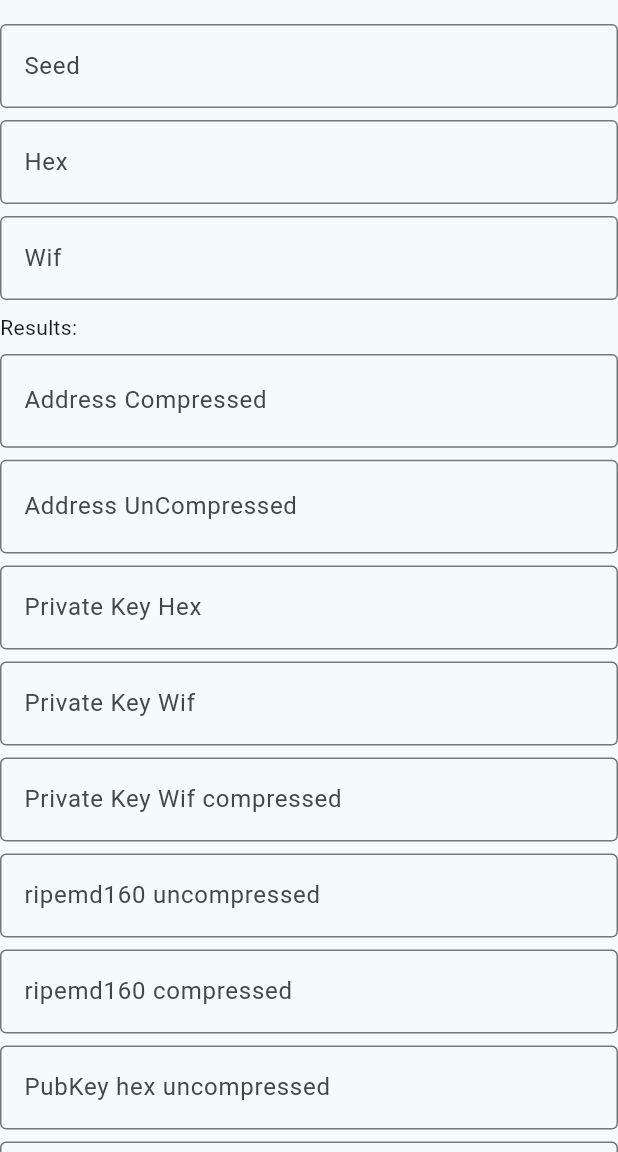
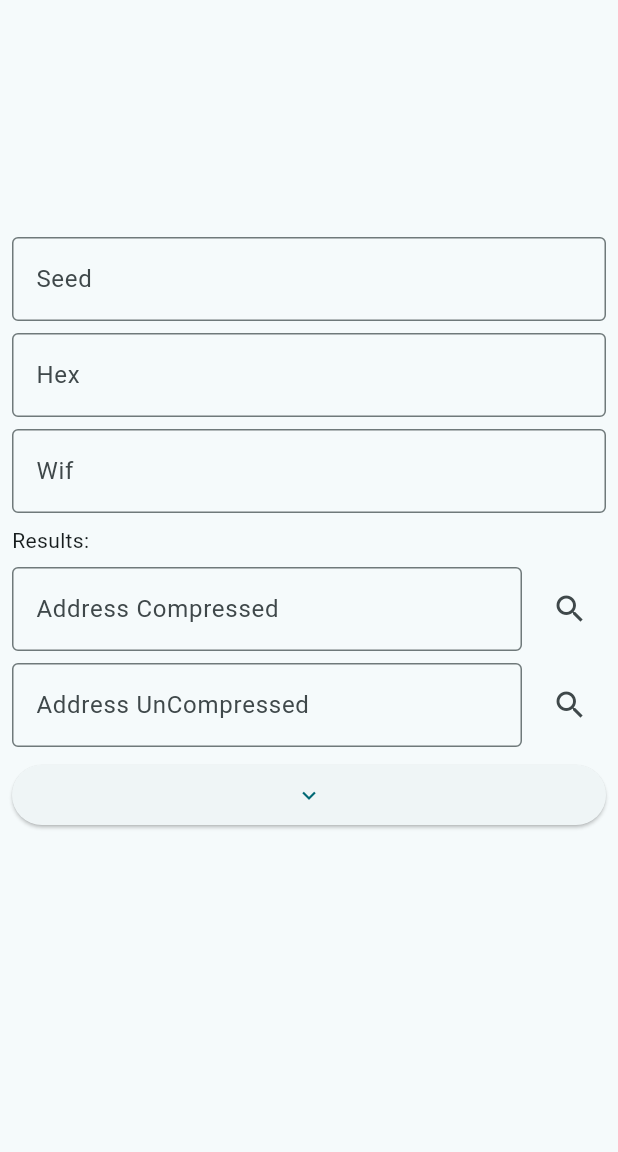
Before and after one commit to rafaelfernandesx/btcaddress, a Flutter app: the screen it shows after launch, on a phone screen of 412 x 824 dp, the part 84-1236 px from its top. Run offline on Flutter 3.47's test engine with Material 3 defaults, Android fonts, the phone set to English and light mode, and no system bars; our stand-ins replace dio, hex; missing offline and left inert: pointycastle.

Commit message:
Code improvements

```diff
--- a/lib/main.dart
+++ b/lib/main.dart
@@ -72,6 +72,8 @@ class _MyHomePageState extends State<MyHomePage> {
     }
   }
 
+  bool more = false;
+
   @override
   Widget build(BuildContext context) {
     return GestureDetector(
@@ -83,7 +85,9 @@ class _MyHomePageState extends State<MyHomePage> {
           backgroundColor: Theme.of(context).colorScheme.inversePrimary,
           title: Text(widget.title),
         ),
-        body: Center(
+        body: Padding(
+          padding: const EdgeInsets.all(8.0),
+          child: Center(
             child: ListView(
               shrinkWrap: true,
               children: <Widget>[
@@ -130,44 +134,70 @@ class _MyHomePageState extends State<MyHomePage> {
                 SizedBox(height: 8),
                 Text('Results:'),
                 SizedBox(height: 8),
-              TextField(
+                Row(
+                  children: [
+                    Expanded(
+                      child: TextField(
                         controller: p2pkhcController,
                         decoration: InputDecoration(
                           border: OutlineInputBorder(),
                           labelText: 'Address Compressed',
-                  suffix: GestureDetector(
-                    onTap: () async {
+                        ),
+                        readOnly: true,
+                      ),
+                    ),
+                    SizedBox(width: 8),
+                    IconButton(
+                      onPressed: () async {
                         final balance = await getBalance(p2pkhcController.text);
                         ScaffoldMessenger.of(context).showSnackBar(SnackBar(
                           content: Text('Balance: $balance'),
-                        duration: Duration(seconds: 1),
+                          duration: Duration(milliseconds: 250),
                         ));
                       },
-                    child: Icon(Icons.search),
-                  ),
-                ),
-                readOnly: true,
+                      icon: Icon(Icons.search),
+                    )
+                  ],
                 ),
                 SizedBox(height: 8),
-              TextField(
+                Row(
+                  children: [
+                    Expanded(
+                      child: TextField(
                         controller: p2pkhController,
                         decoration: InputDecoration(
                           border: OutlineInputBorder(),
                           labelText: 'Address UnCompressed',
-                  suffix: GestureDetector(
-                    onTap: () async {
+                        ),
+                        readOnly: true,
+                      ),
+                    ),
+                    SizedBox(width: 8),
+                    IconButton(
+                      onPressed: () async {
                         final balance = await getBalance(p2pkhController.text);
                         ScaffoldMessenger.of(context).showSnackBar(SnackBar(
                           content: Text('Balance: $balance'),
-                        duration: Duration(seconds: 1),
+                          duration: Duration(milliseconds: 250),
                         ));
                       },
-                    child: Icon(Icons.search),
-                  ),
-                ),
-                readOnly: true,
+                      icon: Icon(Icons.search),
+                    )
+                  ],
                 ),
                 SizedBox(height: 8),
+                ElevatedButton(
+                  onPressed: () {
+                    setState(() {
+                      more = !more;
+                    });
+                  },
+                  child: Icon(more ? Icons.expand_less : Icons.expand_more),
+                ),
+                SizedBox(height: 8),
+                Visibility(
+                  visible: more,
+                  child: Column(mainAxisSize: MainAxisSize.min, children: [
                     TextField(
                       controller: privKeyHexController,
                       decoration: const InputDecoration(
@@ -230,8 +260,11 @@ class _MyHomePageState extends State<MyHomePage> {
                       ),
                       readOnly: true,
                     ),
+                  ]),
+                ),
                 SizedBox(height: 64),
               ],
+            ),
           ),
         ),
       ),
```
Lines whose indentation alone changed are shown as unchanged.
